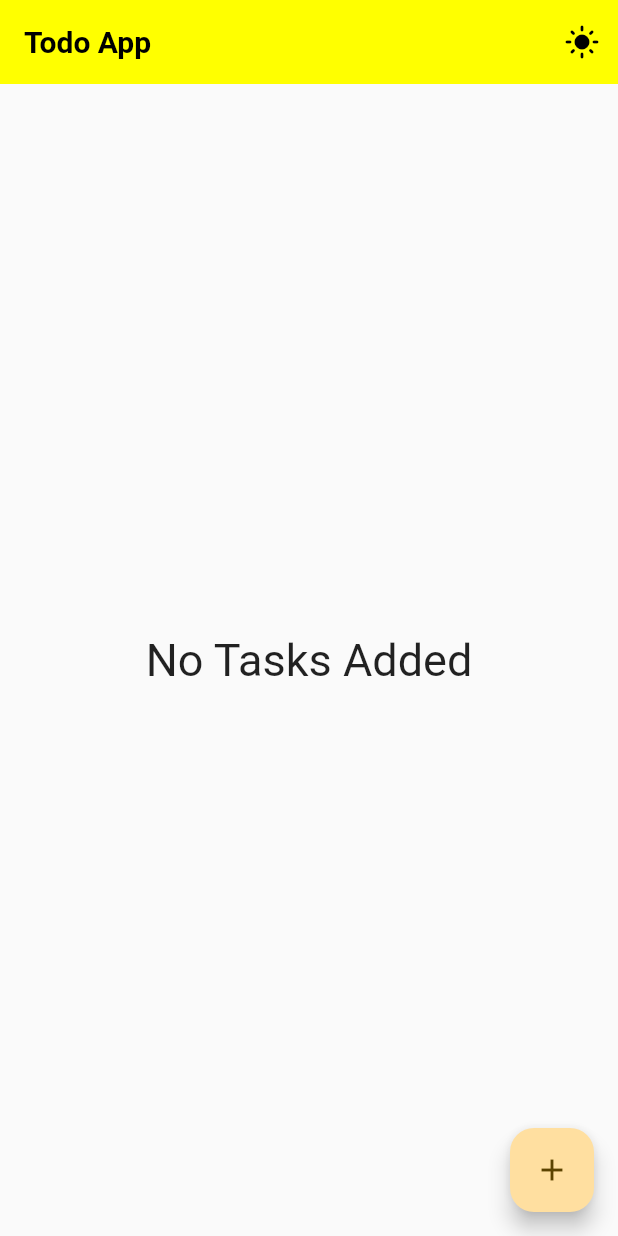
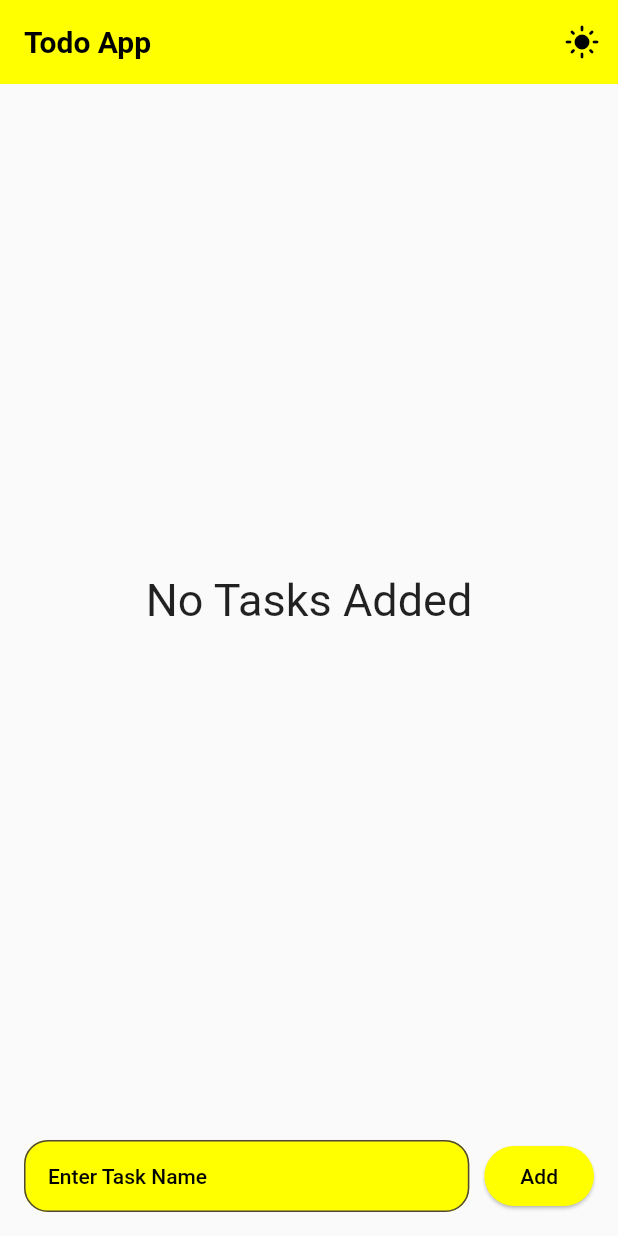
Before and after one commit to ilakshaygupt/todo_app, a Flutter app: the screen it shows after launch, on a phone screen of 412 x 824 dp. Run offline on Flutter 3.47's test engine with Material 2 defaults, Android fonts, the phone set to English and light mode, and no system bars; our stand-ins replace get, hive, hive_flutter; accounts and stored records are empty.

Commit message:
Update home_page.dart

```diff
--- a/lib/home_page.dart
+++ b/lib/home_page.dart
@@ -5,8 +5,12 @@ import 'package:hive_flutter/hive_flutter.dart';
 import 'package:hive/hive.dart';
 import 'package:get/get.dart';
 
+var kColorScheme = ColorScheme.fromSeed(
+    seedColor: const Color.fromARGB(255, 251, 255, 0), primary: Colors.yellow);
+
 class HomePage extends StatefulWidget {
   const HomePage({Key? key}) : super(key: key);
+
   @override
   State<HomePage> createState() => _HomePageState();
 }
@@ -16,8 +20,8 @@ class _HomePageState extends State<HomePage> {
 
   final _todo = Hive.box('todo');
   final titleController = TextEditingController();
-  // List toDoList = [];
   MyDatabase db = MyDatabase();
+
   @override
   void initState() {
     super.initState();
@@ -69,52 +73,6 @@ class _HomePageState extends State<HomePage> {
     );
   }
 
-  void createNewTask() {
-    showDialog(
-        context: context,
-        builder: (context) {
-          return AlertDialog(
-            shape: RoundedRectangleBorder(
-                borderRadius: BorderRadius.circular(16),
-                side: const BorderSide(color: Colors.teal, width: 4)),
-            backgroundColor: Colors.tealAccent[700],
-            title: const Text(
-              'Create New Task',
-              style: TextStyle(color: Colors.black),
-            ),
-            content: TextField(
-              controller: titleController,
-              decoration: InputDecoration(
-                border:
-                    OutlineInputBorder(borderRadius: BorderRadius.circular(16)),
-                hintText: 'Enter Task Name',
-                hintStyle: const TextStyle(color: Colors.black),
-              ),
-            ),
-            actions: [
-              TextButton(
-                  onPressed: () {
-                    Navigator.pop(context);
-                  },
-                  child: const Text('Cancel')),
-              const SizedBox(
-                width: 80,
-              ),
-              ElevatedButton(
-                onPressed: () {
-                  addTask(titleController.text);
-                  Navigator.pop(context);
-                },
-                style: ButtonStyle(
-                    backgroundColor: MaterialStateProperty.all(
-                        const Color.fromARGB(159, 36, 146, 135))),
-                child: const Text('Add'),
-              )
-            ],
-          );
-        });
-  }
-
   @override
   Widget build(BuildContext context) {
     return Scaffold(
@@ -129,20 +87,21 @@ class _HomePageState extends State<HomePage> {
             onPressed: () {
               themeController.toggleTheme();
             },
-            icon: Obx(() => Icon(
+            icon: Obx(
+              () => Icon(
                 color: Colors.black,
                 themeController.isDarkMode.value
                     ? Icons.light_mode
                     : Icons.dark_mode,
-                )),
+              ),
+            ),
           ),
         ],
       ),
-      floatingActionButton: FloatingActionButton(
-        onPressed: createNewTask,
-        child: const Icon(Icons.add),
-      ),
-      body: db.toDoList.isNotEmpty
+      body: Column(
+        children: [
+          Expanded(
+            child: db.toDoList.isNotEmpty
                 ? ListView.builder(
                     physics: const BouncingScrollPhysics(),
                     shrinkWrap: true,
@@ -153,7 +112,8 @@ class _HomePageState extends State<HomePage> {
                         title: db.toDoList[index][0],
                         isDone: db.toDoList[index][1],
                         onChanged: (value) => checkBoxChanged(value, index),
-                    deleteTask: (context) => deleteTask(index));
+                        deleteTask: (context) => deleteTask(index),
+                      );
                     },
                   )
                 : const Center(
@@ -161,6 +121,44 @@ class _HomePageState extends State<HomePage> {
                       'No Tasks Added',
                       style: TextStyle(fontSize: 30),
                     ),
+                  ),
+          ),
+          Padding(
+            padding: const EdgeInsets.all(16.0),
+            child: Row(
+              children: [
+                Expanded(
+                  child: TextField(
+                    controller: titleController,
+                    decoration: InputDecoration(
+                      border: OutlineInputBorder(
+                        borderRadius: BorderRadius.circular(16),
+                      ),
+                      filled: true,
+                      fillColor: Colors.yellowAccent,
+                      hintText: 'Enter Task Name',
+                      hintStyle: const TextStyle(color: Colors.black),
+                    ),
+                  ),
+                ),
+                const SizedBox(width: 10),
+                ElevatedButton(
+                  onPressed: () {
+                    addTask(titleController.text);
+                    titleController.clear();
+                  },
+                  style: ButtonStyle(
+                      backgroundColor:
+                          MaterialStateProperty.all(Colors.yellowAccent)),
+                  child: const Text(
+                    'Add',
+                    style: TextStyle(color: Colors.black),
+                  ),
+                ),
+              ],
+            ),
+          ),
+        ],
       ),
     );
   }
```
Lines whose indentation alone changed are shown as unchanged.
